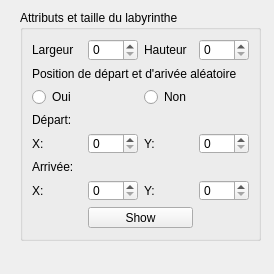
sebtex1/Projet-Ing-Log, file projet_Inge_Log/mainwindow.ui: the form before one commit.
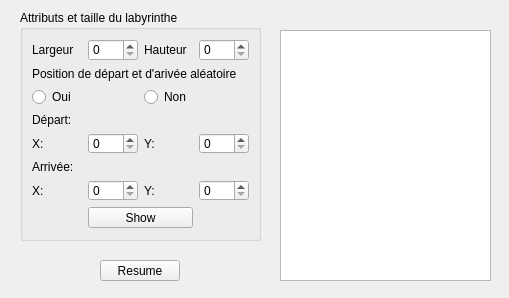
The form after the commit.

Diff of the .ui file:
```diff
--- a/projet_Inge_Log/mainwindow.ui
+++ b/projet_Inge_Log/mainwindow.ui
@@ -6,8 +6,8 @@
    <rect>
     <x>0</x>
     <y>0</y>
-    <width>274</width>
-    <height>274</height>
+    <width>509</width>
+    <height>298</height>
    </rect>
   </property>
   <property name="windowTitle">
@@ -134,6 +134,29 @@
      </item>
     </layout>
    </widget>
+   <widget class="QPushButton" name="pushButton">
+    <property name="geometry">
+     <rect>
+      <x>100</x>
+      <y>260</y>
+      <width>80</width>
+      <height>21</height>
+     </rect>
+    </property>
+    <property name="text">
+     <string>Resume</string>
+    </property>
+   </widget>
+   <widget class="QTextEdit" name="textEdit">
+    <property name="geometry">
+     <rect>
+      <x>280</x>
+      <y>30</y>
+      <width>211</width>
+      <height>251</height>
+     </rect>
+    </property>
+   </widget>
   </widget>
  </widget>
  <resources/>
```
